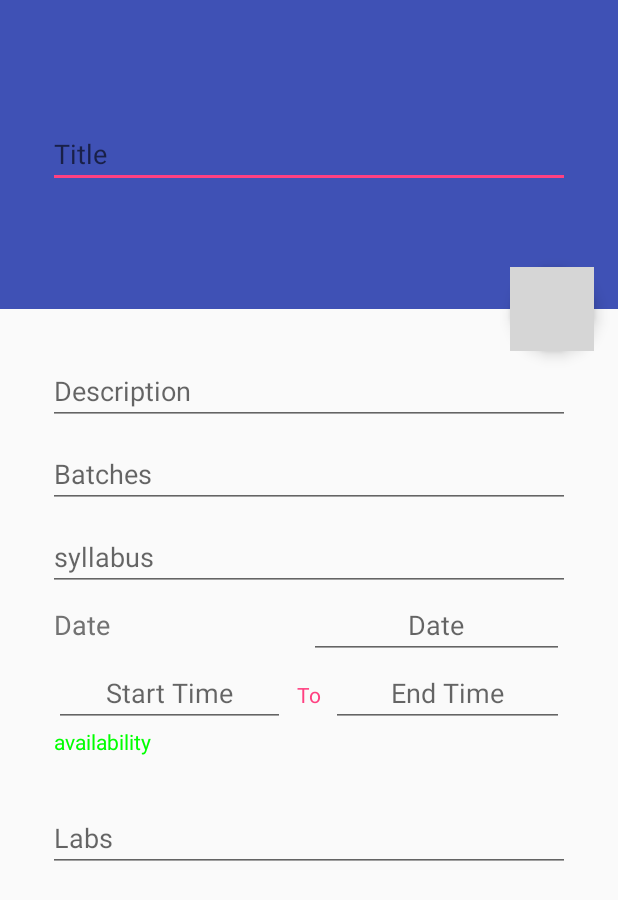
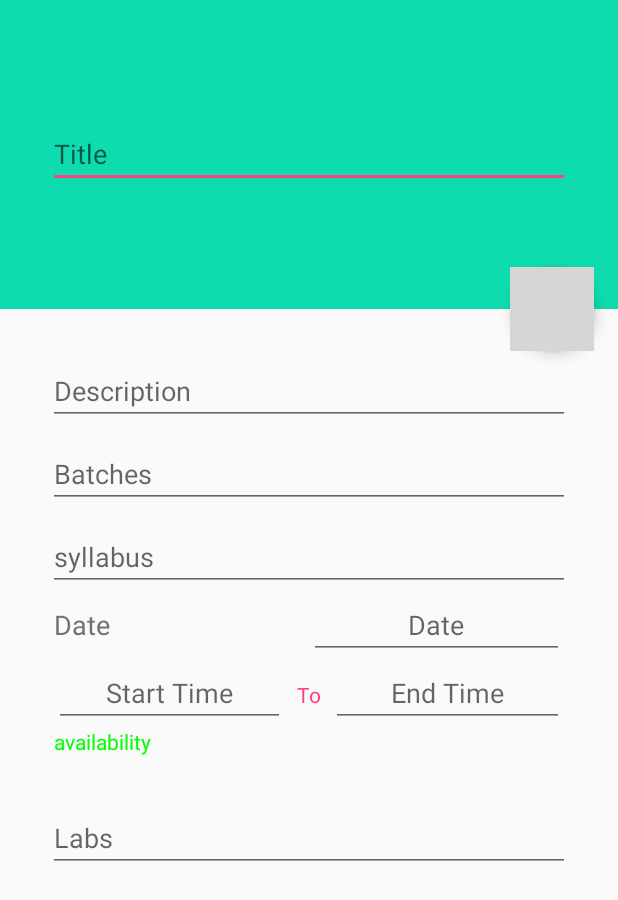
Before and after one commit to pandeod/Quiz-App, an Android app: the layout activity_schedule_form.xml on its own in the app's theme, with its tools: preview values and no code run, on a phone screen of 412 x 824 dp. Shown: the top 900 px of the screen. Run offline under Robolectric (Android 15) with nearby library versions, the phone set to English and light mode, and no system bars; plain views replace CustomTextInputLayout; grey boxes are pictures that could not be loaded.

Commit message:
visual changes

```diff
--- a/QuizApp/app/src/main/java/com/internship/scheduler/Activity/Faculty/FacultyHome.java
+++ b/QuizApp/app/src/main/java/com/internship/scheduler/Activity/Faculty/FacultyHome.java
@@ -7,7 +7,6 @@ import android.os.Bundle;
 import android.support.v7.widget.LinearLayoutManager;
 import android.support.v7.widget.RecyclerView;
 import android.view.MenuItem;
-import android.widget.CalendarView;
 import android.widget.TextView;
 import com.internship.scheduler.Adapter.CalendarAdapter;
 import com.internship.scheduler.Entity.CalendarEvent;
@@ -16,7 +15,6 @@ import com.prolificinteractive.materialcalendarview.CalendarDay;
 import com.prolificinteractive.materialcalendarview.MaterialCalendarView;
 import com.prolificinteractive.materialcalendarview.OnDateSelectedListener;
 
-import java.time.Month;
 import java.util.ArrayList;
 import java.util.Calendar;
 import java.util.Date;
--- a/QuizApp/app/src/main/java/com/internship/scheduler/Activity/Student/StudentHome.java
+++ b/QuizApp/app/src/main/java/com/internship/scheduler/Activity/Student/StudentHome.java
@@ -60,7 +60,7 @@ public class StudentHome  extends AppCompatActivity implements OnDateSelectedLis
 
     @Override
     public void onDateSelected(@NonNull MaterialCalendarView materialCalendarView, @NonNull CalendarDay calendarDay, boolean b) {
-        todaysDate.setText("You are Viewing : "+calendarDay.getDay()+"-"+calendarDay.getMonth()+1+"-"+calendarDay.getYear());
+        todaysDate.setText("You are Viewing : "+ String.format("%02d",calendarDay.getDay())+"-"+String.format("%02d",calendarDay.getMonth()+1)+"-"+calendarDay.getYear());
     }
 
     @Override
--- /dev/null
+++ b/QuizApp/app/src/main/res/drawable/ic_clear_white_24dp.xml
@@ -0,0 +1,5 @@
+<vector android:height="24dp" android:tint="#FFFFFF"
+    android:viewportHeight="24.0" android:viewportWidth="24.0"
+    android:width="24dp" xmlns:android="http://schemas.android.com/apk/res/android">
+    <path android:fillColor="#FF000000" android:pathData="M19,6.41L17.59,5 12,10.59 6.41,5 5,6.41 10.59,12 5,17.59 6.41,19 12,13.41 17.59,19 19,17.59 13.41,12z"/>
+</vector>
--- a/QuizApp/app/src/main/res/layout/activity_schedule_form.xml
+++ b/QuizApp/app/src/main/res/layout/activity_schedule_form.xml
@@ -7,7 +7,9 @@
     android:layout_height="match_parent"
     tools:context=".Activity.Faculty.ScheduleForm">
 
-    <include layout="@layout/base_toolbar"/>
+    <include
+        android:id="@+id/toolbar_cross"
+        layout="@layout/base_toolbar"/>
 
     <LinearLayout
         android:animateLayoutChanges="true"
--- a/QuizApp/app/src/main/res/values/colors.xml
+++ b/QuizApp/app/src/main/res/values/colors.xml
@@ -1,6 +1,7 @@
 <?xml version="1.0" encoding="utf-8"?>
 <resources>
-    <color name="colorPrimary">#3F51B5</color>
-    <color name="colorPrimaryDark">#303F9F</color>
+    <color name="colorPrimary">#0edcae</color>
+    <color name="colorPrimaryDark">#099e7d</color>
     <color name="colorAccent">#FF4081</color>
+    <color name="icons">#FFFFFF</color>
 </resources>
--- a/QuizApp/app/src/main/res/values/styles.xml
+++ b/QuizApp/app/src/main/res/values/styles.xml
@@ -1,7 +1,7 @@
 <resources>
 
     <!-- Base application theme. -->
-    <style name="AppTheme" parent="Theme.AppCompat.Light.DarkActionBar">
+    <style name="AppTheme" parent="Theme.AppCompat.Light.NoActionBar">
         <!-- Customize your theme here. -->
         <item name="colorPrimary">@color/colorPrimary</item>
         <item name="colorPrimaryDark">@color/colorPrimaryDark</item>
```
Also changed, not shown: QuizApp/app/src/main/AndroidManifest.xml (+7 -1 lines), QuizApp/app/src/main/java/com/internship/scheduler/Activity/Faculty/ScheduleForm.java (+26 -1 lines), QuizApp/app/src/main/java/com/internship/scheduler/MainActivity.java (+0 -8 lines).
